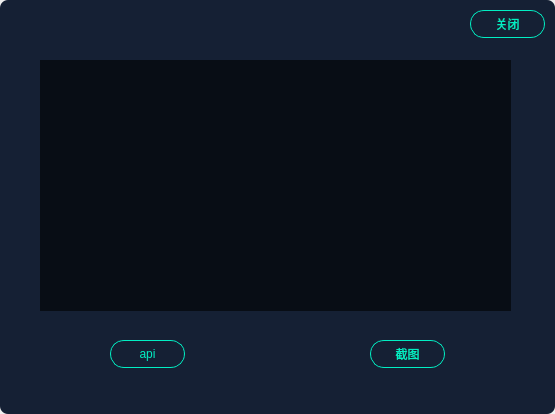
This is Screenshot/Screenshot.ui in KikyoShaw/Screenshot as Qt 5 draws it before an edit. The edited form follows.
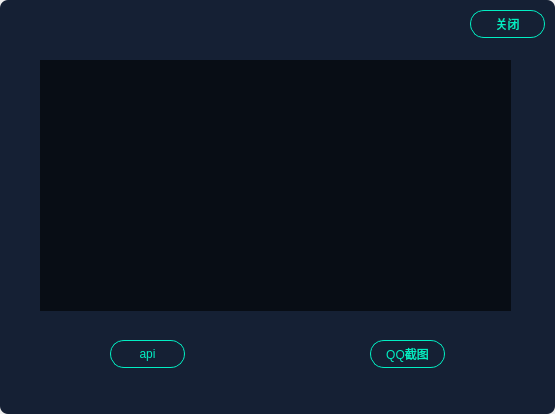
This is the edited form.

Patch:
```diff
--- a/Screenshot/Screenshot.ui
+++ b/Screenshot/Screenshot.ui
@@ -82,7 +82,7 @@
        <cursorShape>PointingHandCursor</cursorShape>
       </property>
       <property name="text">
-       <string>截图</string>
+       <string>QQ截图</string>
       </property>
      </widget>
      <widget class="QPushButton" name="pushButton_close">
```
